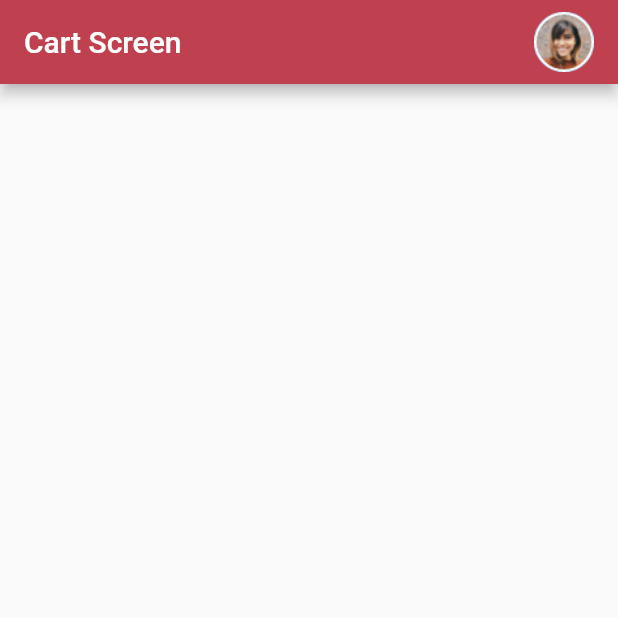
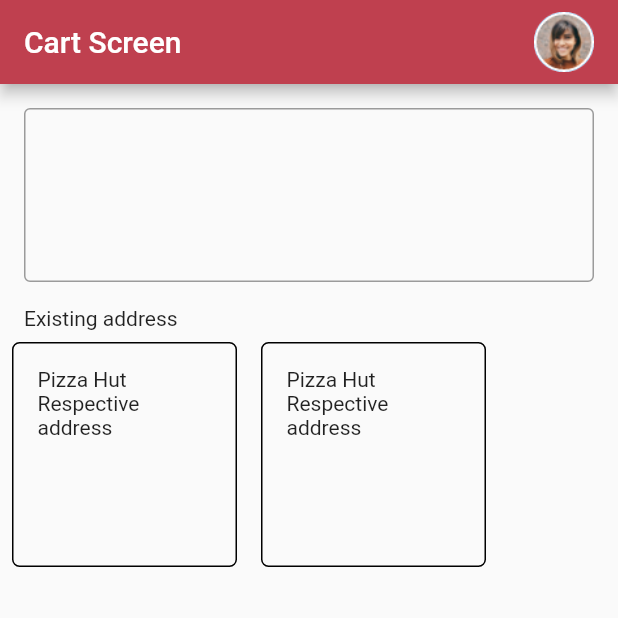
Before and after one commit to pyramohan/hackathonProject, a Flutter app: the screen it shows after launch, on a phone screen of 412 x 824 dp, the top half of it. Run offline on Flutter 3.47's test engine with Material 2 defaults, Android fonts, the phone set to English and light mode, and no system bars; our stand-ins replace dartz, equatable.

Commit message:
delivery and take away

```diff
--- /dev/null
+++ b/lib/features/cart/presentation/pages/address/delivery_screen.dart
@@ -0,0 +1,73 @@
+import 'package:flutter/material.dart';
+
+class Delivery extends StatefulWidget {
+  const Delivery({Key key}) : super(key: key);
+
+  @override
+  _DeliveryState createState() => _DeliveryState();
+}
+
+class _DeliveryState extends State<Delivery> {
+  TextEditingController _city = TextEditingController();
+  @override
+  Widget build(BuildContext context) {
+    return Column(
+      crossAxisAlignment: CrossAxisAlignment.start,
+      children: [
+        Container(
+          // height: 85,
+          padding: EdgeInsets.all(16),
+          child: TextFormField(
+            maxLines: 4,
+            style: TextStyle(fontSize: 16),
+            decoration: InputDecoration(
+              suffixText: "Address",
+              border: OutlineInputBorder(),
+              focusedBorder: OutlineInputBorder(
+                borderRadius: BorderRadius.circular(5.0),
+                borderSide: BorderSide(
+                  color: Colors.grey,
+                ),
+              ),
+            ),
+            controller: _city,
+          ),
+        ),
+        Padding(
+          padding: const EdgeInsets.fromLTRB(16, 0, 0, 0),
+          child: Text("Existing address"),
+        ),
+        SingleChildScrollView(
+          physics: BouncingScrollPhysics(),
+          scrollDirection: Axis.horizontal,
+          child: Row(
+            children: List.generate(2, (index) {
+              return Padding(
+                padding: const EdgeInsets.all(8.0),
+                child: Container(
+                  decoration: BoxDecoration(
+                    border: Border.all(),
+                    borderRadius: BorderRadius.circular(5.0),
+                  ),
+                  height: 150,
+                  width: 150,
+                  padding: EdgeInsets.all(8.0),
+                  child: Padding(
+                    padding: const EdgeInsets.all(8.0),
+                    child: Column(
+                      crossAxisAlignment: CrossAxisAlignment.start,
+                      children: [
+                        Text("Pizza Hut"),
+                        Text("Respective address"),
+                      ],
+                    ),
+                  ),
+                ),
+              );
+            }),
+          ),
+        )
+      ],
+    );
+  }
+}
--- a/lib/features/cart/presentation/pages/cart_screen.dart
+++ b/lib/features/cart/presentation/pages/cart_screen.dart
@@ -2,10 +2,11 @@ import 'package:flutter/material.dart';
 import 'package:hackathon_project/features/cart/data/model/product_model.dart';
 import 'package:hackathon_project/features/cart/presentation/productAdapter/product_adapter.dart';
 
+import 'address/delivery_screen.dart';
+import 'address/takeaway_screen.dart';
+
 class CartScreen extends StatefulWidget {
-  final List<ProductModel> products;
-
-  const CartScreen({this.products});
+  List<ProductModel> products = [];
 
   @override
   _CartScreenState createState() => _CartScreenState();
@@ -32,29 +33,7 @@ class _CartScreenState extends State<CartScreen> {
             ],
           ),
         ),
-        body: Column(
-          children: [],
-        ),
-        body: Column(
-          children: [
-            Expanded(
-              child: ListView.separated(
-                scrollDirection: Axis.vertical,
-                separatorBuilder: (context, index) => Container(
-                  color: Colors.black,
-                  height: 3,
-                ),
-                itemCount: widget.products.length,
-                itemBuilder: (BuildContext context, int i) {
-                  return Container(
-                    color: Colors.green,
-                    height: 100,
-                  );
-                },
-              ),
-            ),
-          ],
-        ),
+        body: Delivery(),
       ),
     );
   }
```
Also changed, not shown: lib/features/cart/presentation/pages/address/takeaway_screen.dart (added, +73 -0 lines), lib/features/cart/presentation/providers/address/address_provider.dart (added), lib/features/cart/presentation/providers/address/nearby_branch_provider.dart (added).
